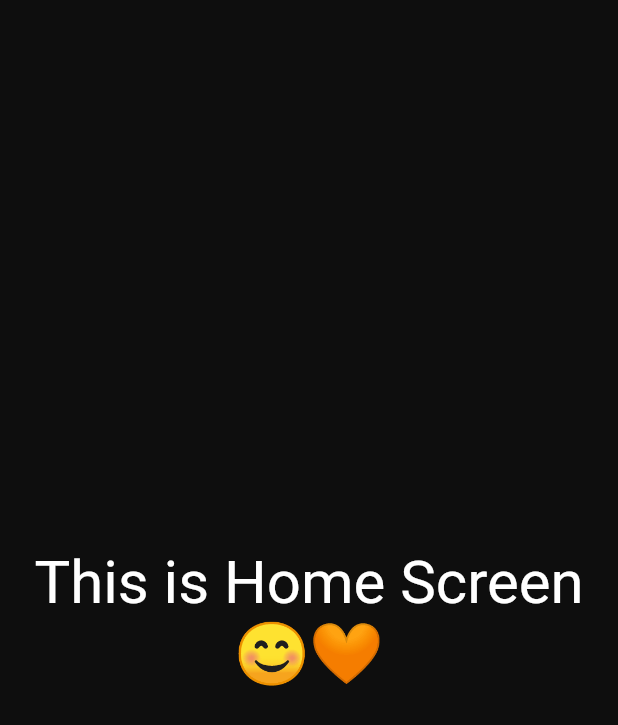
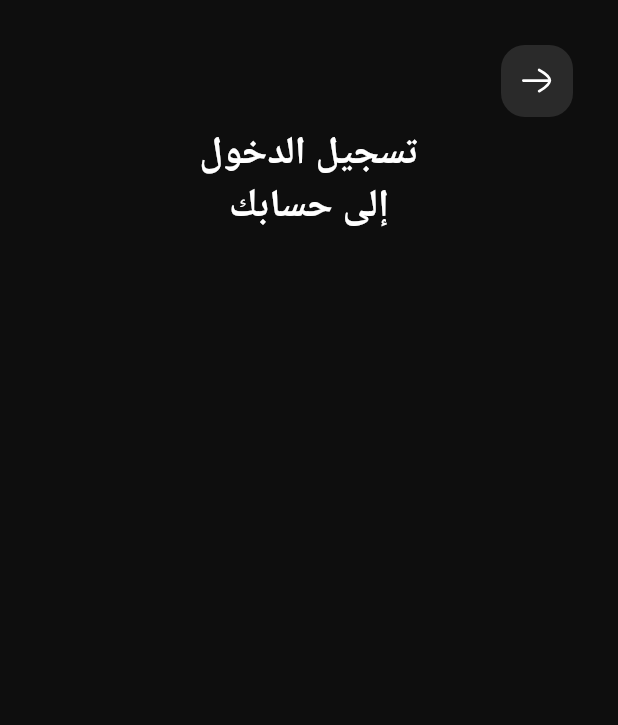
Before and after one commit to OmarAmeer96/Black-Market, a Flutter app: the screen it shows after launch, on a phone screen of 412 x 824 dp. Shown: the top 725 px of the screen. Run offline on Flutter 3.47's test engine with Material 2 defaults, Android fonts, the phone set to English and light mode, and no system bars; our stand-ins replace flutter_svg, go_router; project files that could hold a hidden picture were left out.

```diff
--- a/lib/Core/utils/app_router.dart
+++ b/lib/Core/utils/app_router.dart
@@ -1,11 +1,11 @@
+import 'package:black_market/Features/auth/login/presentation/views/login_view.dart';
 import 'package:black_market/Features/home/presentation/views/home_view.dart';
 import 'package:black_market/Features/splash/presentation/views/splash_view.dart';
 import 'package:go_router/go_router.dart';
 
 abstract class AppRouter {
+  static const kLoginView = '/LoginView';
   static const kHomeView = '/homeView';
-  static const kBookDetailsView = '/bookDetailsView';
-  static const kSearchView = '/searchView';
 
   static final router = GoRouter(
     routes: [
@@ -17,6 +17,10 @@ abstract class AppRouter {
         path: kHomeView,
         builder: (context, state) => const HomeView(),
       ),
+      GoRoute(
+        path: kLoginView,
+        builder: (context, state) => const LoginView(),
+      ),
     ],
   );
 }
--- a/lib/Core/utils/assets.dart
+++ b/lib/Core/utils/assets.dart
@@ -1,4 +1,5 @@
 class AssetsData {
   static const splashLogo = 'assets/svg/image 1.svg';
   static const splashLogo2 = 'assets/images/image 1.png';
+  static const arrowLeft = 'assets/svg/Arrow - Left.svg';
 }
--- /dev/null
+++ b/lib/Core/widgets/custom_app_bar.dart
@@ -0,0 +1,44 @@
+import 'package:black_market/Core/utils/assets.dart';
+import 'package:black_market/constants.dart';
+import 'package:flutter/material.dart';
+import 'package:flutter_svg/svg.dart';
+
+class CustomAppBar extends StatelessWidget {
+  const CustomAppBar({
+    super.key,
+  });
+
+  @override
+  Widget build(BuildContext context) {
+    return Row(
+      mainAxisAlignment: MainAxisAlignment.end,
+      children: [
+        InkWell(
+          borderRadius: BorderRadius.circular(16),
+          onTap: () {},
+          child: SizedBox(
+            height: 60,
+            width: 60,
+            child: Padding(
+              padding: const EdgeInsets.all(6),
+              child: Container(
+                width: 47,
+                height: 47,
+                decoration: ShapeDecoration(
+                  color: kPrimaryColor2,
+                  shape: RoundedRectangleBorder(
+                    borderRadius: BorderRadius.circular(16),
+                  ),
+                ),
+                child: Padding(
+                  padding: const EdgeInsets.symmetric(horizontal: 14),
+                  child: SvgPicture.asset(AssetsData.arrowLeft),
+                ),
+              ),
+            ),
+          ),
+        )
+      ],
+    );
+  }
+}
--- /dev/null
+++ b/lib/Features/auth/login/presentation/views/login_view.dart
@@ -0,0 +1,15 @@
+import 'package:black_market/Features/auth/login/presentation/views/widgets/login_view_body.dart';
+import 'package:flutter/material.dart';
+
+class LoginView extends StatelessWidget {
+  const LoginView({super.key});
+
+  @override
+  Widget build(BuildContext context) {
+    return const SafeArea(
+      child: Scaffold(
+        body: LoginViewBody(),
+      ),
+    );
+  }
+}
--- /dev/null
+++ b/lib/Features/auth/login/presentation/views/widgets/login_view_body.dart
@@ -0,0 +1,31 @@
+import 'package:black_market/Core/widgets/custom_app_bar.dart';
+import 'package:flutter/material.dart';
+
+class LoginViewBody extends StatelessWidget {
+  const LoginViewBody({super.key});
+
+  @override
+  Widget build(BuildContext context) {
+    return const Padding(
+      padding: EdgeInsets.only(top: 24, left: 24, right: 24),
+      child: Column(
+        children: [
+          CustomAppBar(),
+          SizedBox(
+            width: 252,
+            child: Text(
+              "تسجيل الدخول\nإلى حسابك",
+              textAlign: TextAlign.center,
+              style: TextStyle(
+                color: Colors.white,
+                fontSize: 26,
+                fontFamily: '',
+                fontWeight: FontWeight.w700,
+              ),
+            ),
+          ),
+        ],
+      ),
+    );
+  }
+}
--- a/lib/Features/home/presentation/views/home_view.dart
+++ b/lib/Features/home/presentation/views/home_view.dart
@@ -6,8 +6,10 @@ class HomeView extends StatelessWidget {
 
   @override
   Widget build(BuildContext context) {
-    return const Scaffold(
-      body: HomeViewBody(),
+    return const SafeArea(
+      child: Scaffold(
+        body: HomeViewBody(),
+      ),
     );
   }
 }
--- a/lib/Features/splash/presentation/views/widgets/fading_logo.dart
+++ b/lib/Features/splash/presentation/views/widgets/fading_logo.dart
@@ -18,8 +18,8 @@ class FadingLogo extends StatelessWidget {
           opacity: opacityAnimation.value,
           child: const Image(
             image: AssetImage(AssetsData.splashLogo2),
-            width: 279,
-            height: 279,
+            width: 300,
+            height: 300,
           ),
         );
       },
--- a/lib/Features/splash/presentation/views/widgets/splash_view_body.dart
+++ b/lib/Features/splash/presentation/views/widgets/splash_view_body.dart
@@ -63,7 +63,7 @@ class _SplashViewBodyState extends State<SplashViewBody>
     Future.delayed(
       const Duration(seconds: 3),
       () {
-        GoRouter.of(context).push(AppRouter.kHomeView);
+        GoRouter.of(context).push(AppRouter.kLoginView);
       },
     );
   }
```
Also changed, not shown: lib/Core/utils/styles.dart (+19 -14 lines), lib/constants.dart (+11 -5 lines), assets/svg/Arrow - Left.svg (added), assets/svg/image 1.svg (deleted).
